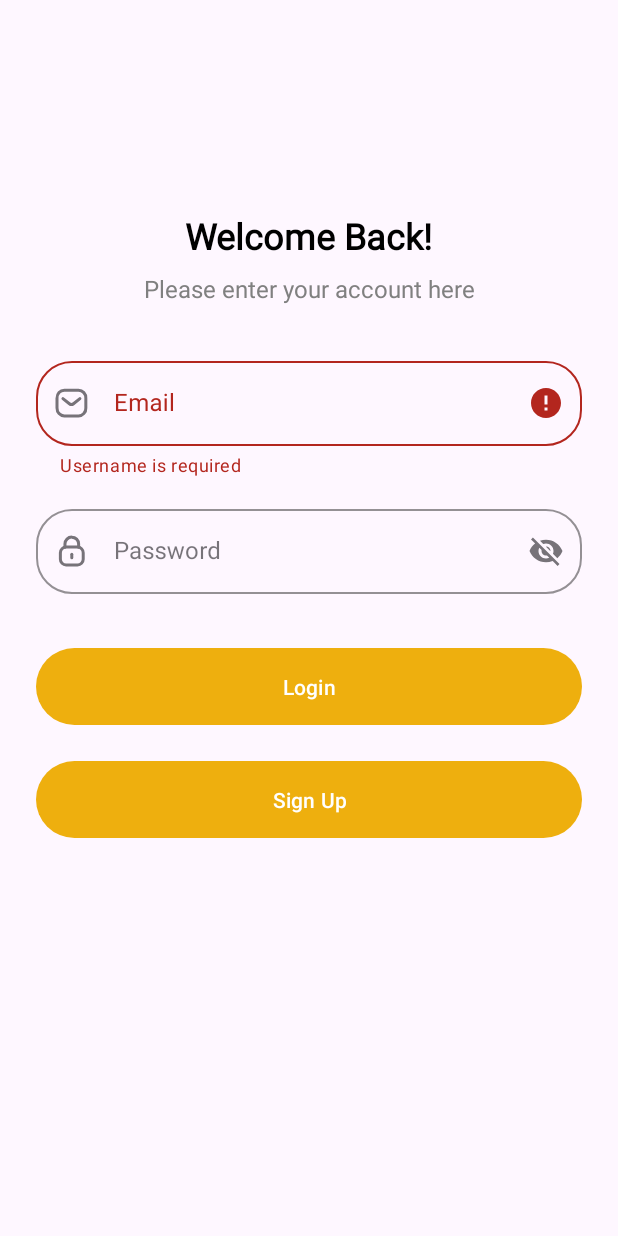
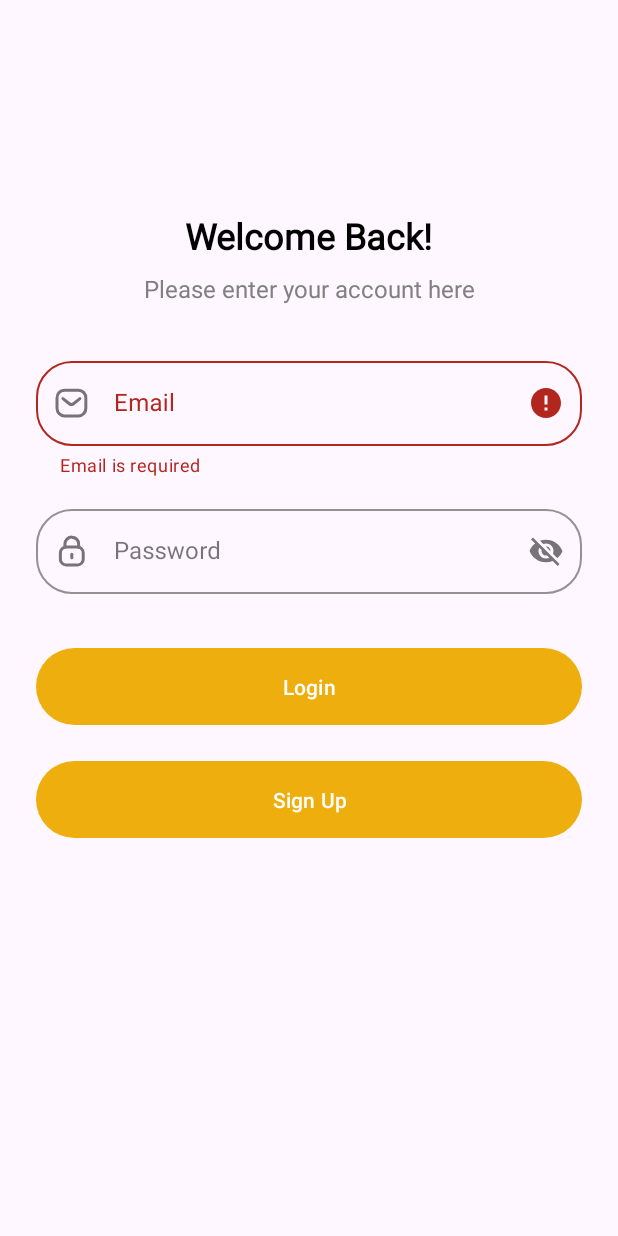
Before and after one commit to MahmoudDabour1/RecipeMate, an Android app: the screen it shows after launch (AuthActivity), after a tap on "Login", on a phone screen of 412 x 824 dp. Run offline under Robolectric (Android 15) with nearby library versions, the phone set to English and light mode, and no system bars; our stand-ins replace Room's generated code.

Commit message:
refactor LoginFragment

```diff
--- a/app/src/main/java/com/example/recipemate/ui/auth/login/LoginFragment.kt
+++ b/app/src/main/java/com/example/recipemate/ui/auth/login/LoginFragment.kt
@@ -46,6 +46,8 @@ class LoginFragment : Fragment() {
             if (registered) {
                 SharedPrefUtils.setLoggedIn(requireContext(), true)
                 navigateToRecipeActivity()
+            } else {
+                binding.emailEditText.error = "Invalid email address"
             }
 
         }
@@ -72,9 +74,10 @@ class LoginFragment : Fragment() {
     }
 
     private fun validateInput(username: String, password: String): Boolean {
+        clearErrors()
         return when {
             username.isEmpty() -> {
-                binding.emailEditText.error = "Username is required"
+                binding.emailEditText.error = "Email is required"
                 false
             }
 
@@ -98,6 +101,11 @@ class LoginFragment : Fragment() {
         requireActivity().finish()
     }
 
+    private fun clearErrors() {
+        binding.emailEditText.error = null
+        binding.passwordEditText.error = null
+    }
+
     override fun onDestroyView() {
         super.onDestroyView()
         _binding = null
```
